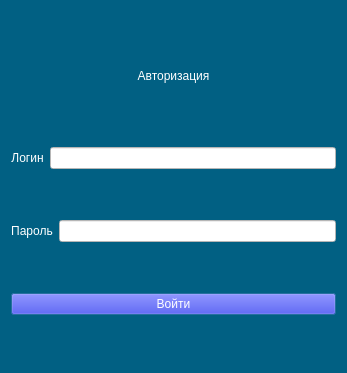
Old version of the form autorisation.ui in the repository AlexGol005/QTdatabase.
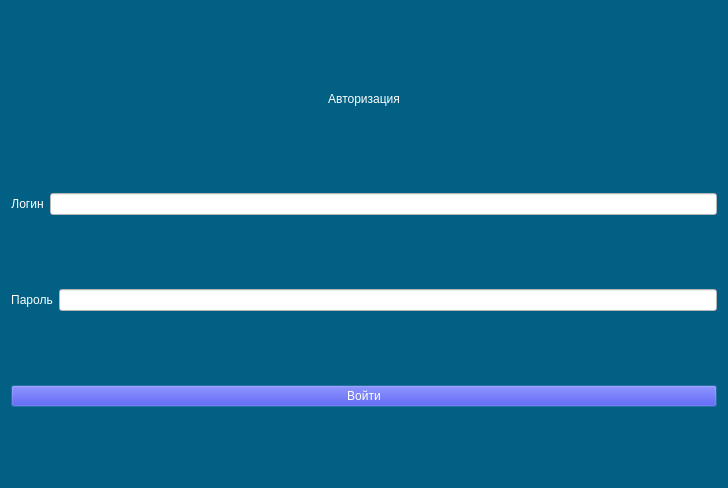
New version of the form.

The edit to the form file:
```diff
--- a/autorisation.ui
+++ b/autorisation.ui
@@ -6,8 +6,8 @@
    <rect>
     <x>0</x>
     <y>0</y>
-    <width>347</width>
-    <height>373</height>
+    <width>728</width>
+    <height>488</height>
    </rect>
   </property>
   <property name="windowTitle">
```
